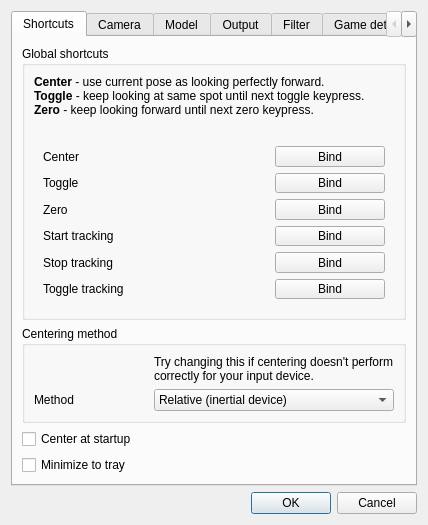
Before: the Qt Designer form gui/settings.ui in opentrack/opentrack, drawn with Qt 5.
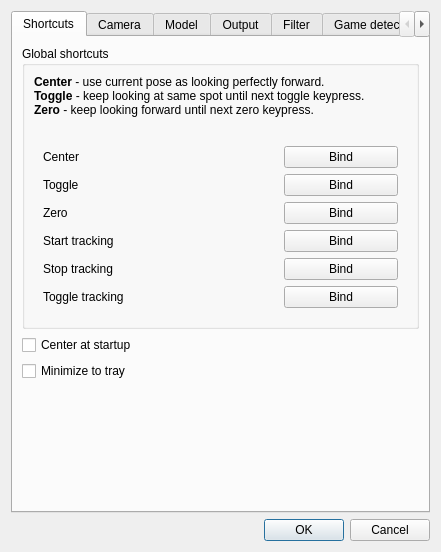
After: the same form once the commit is applied. Icons and pictures are not drawn. Custom widgets are drawn as their Qt base class.

Commit message: remove unused center_method setting

Patch:
```diff
--- a/gui/settings.ui
+++ b/gui/settings.ui
@@ -6,8 +6,8 @@
    <rect>
     <x>0</x>
     <y>0</y>
-    <width>428</width>
-    <height>525</height>
+    <width>441</width>
+    <height>552</height>
    </rect>
   </property>
   <property name="windowTitle">
@@ -34,33 +34,6 @@
        <string>Shortcuts</string>
       </attribute>
       <layout class="QGridLayout" name="gridLayout_9">
-       <item row="2" column="0">
-        <widget class="QCheckBox" name="center_at_startup">
-         <property name="text">
-          <string>Center at startup</string>
-         </property>
-        </widget>
-       </item>
-       <item row="4" column="0">
-        <spacer name="verticalSpacer">
-         <property name="orientation">
-          <enum>Qt::Vertical</enum>
-         </property>
-         <property name="sizeHint" stdset="0">
-          <size>
-           <width>20</width>
-           <height>40</height>
-          </size>
-         </property>
-        </spacer>
-       </item>
-       <item row="3" column="0">
-        <widget class="QCheckBox" name="trayp">
-         <property name="text">
-          <string>Minimize to tray</string>
-         </property>
-        </widget>
-       </item>
        <item row="0" column="0">
         <widget class="QGroupBox" name="groupBox_8">
          <property name="title">
@@ -240,43 +213,30 @@
         </widget>
        </item>
        <item row="1" column="0">
-        <widget class="QGroupBox" name="groupBox_9111">
-         <property name="title">
-          <string>Centering method</string>
+        <widget class="QCheckBox" name="center_at_startup">
+         <property name="text">
+          <string>Center at startup</string>
          </property>
-         <layout class="QGridLayout" name="gridLayout111">
-          <item row="1" column="0">
-           <widget class="QLabel" name="label_26">
-            <property name="text">
-             <string>Method</string>
-            </property>
-           </widget>
-          </item>
-          <item row="1" column="1">
-           <widget class="QComboBox" name="center_method">
-            <item>
-             <property name="text">
-              <string>Relative (inertial device)</string>
-             </property>
-            </item>
-            <item>
-             <property name="text">
-              <string>Absolute (camera device)</string>
-             </property>
-            </item>
-           </widget>
-          </item>
-          <item row="0" column="1">
-           <widget class="QLabel" name="label_25">
-            <property name="text">
-             <string>Try changing this if centering doesn't perform correctly for your input device.</string>
-            </property>
-            <property name="wordWrap">
-             <bool>true</bool>
-            </property>
-           </widget>
-          </item>
-         </layout>
+        </widget>
+       </item>
+       <item row="3" column="0">
+        <spacer name="verticalSpacer">
+         <property name="orientation">
+          <enum>Qt::Vertical</enum>
+         </property>
+         <property name="sizeHint" stdset="0">
+          <size>
+           <width>20</width>
+           <height>40</height>
+          </size>
+         </property>
+        </spacer>
+       </item>
+       <item row="2" column="0">
+        <widget class="QCheckBox" name="trayp">
+         <property name="text">
+          <string>Minimize to tray</string>
+         </property>
         </widget>
        </item>
       </layout>
```
The commit also changes 3 other files.
